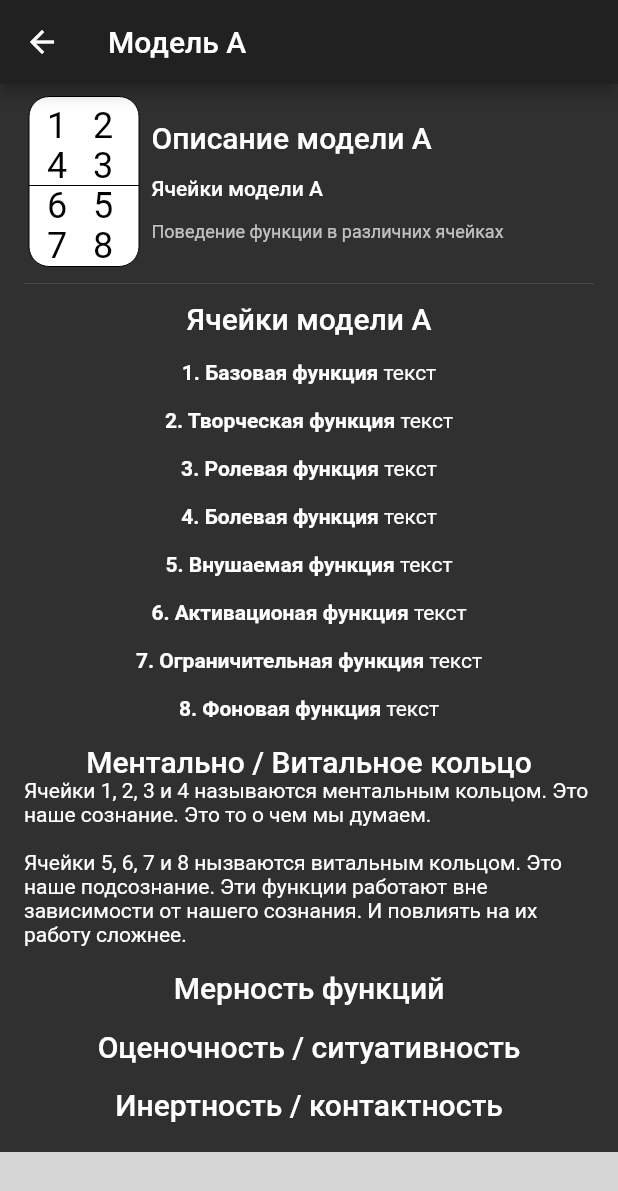
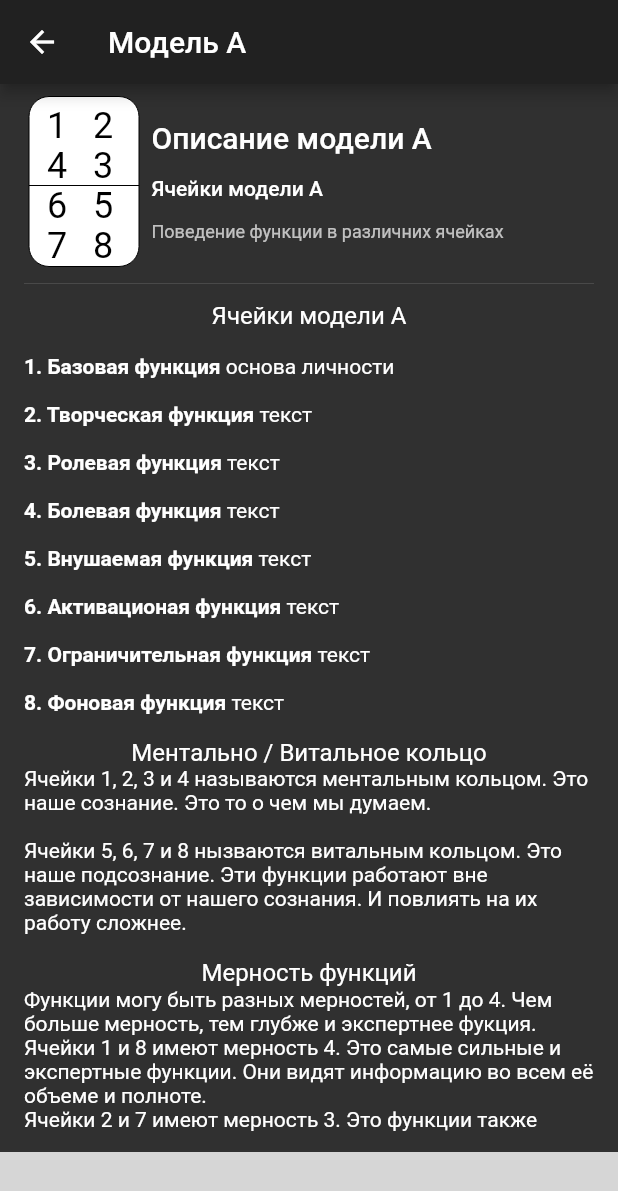
Before and after one commit to gritzfar/socionic, a Flutter app: the ModelAPage screen opened by its route, on a phone screen of 412 x 824 dp. Shown: the top 1191 px of the screen. Run offline on Flutter 3.47's test engine with Material 2 defaults, Android fonts, the light colour scheme and no system bars; our stand-ins replace flutter_svg; missing offline and left inert: admob_flutter; grey boxes are pictures that could not be loaded.

Commit message:
Reorganize code

```diff
--- a/lib/pages/modelAPage.dart
+++ b/lib/pages/modelAPage.dart
@@ -8,6 +8,9 @@ class ModelAPage extends StatelessWidget {
 
   @override
   Widget build(BuildContext context) {
+
+    var titleStyle = Theme.of(context).textTheme.subhead;
+
     return Scaffold(
       appBar: AppBar(title: Text("Модель А")),
       body: CustomScrollView(physics: const BouncingScrollPhysics(), slivers: <Widget>[
@@ -20,14 +23,14 @@ class ModelAPage extends StatelessWidget {
             child: Container(
                 alignment: Alignment.topLeft,
                 padding: EdgeInsets.only(left: 16, right: 16, bottom: 16),
-                child: Column(crossAxisAlignment: CrossAxisAlignment.center, children: <Widget>[
-                  Text("Ячейки модели А", style: Theme.of(context).textTheme.title),
+                child: Column(crossAxisAlignment: CrossAxisAlignment.stretch, children: <Widget>[
+                  Text("Ячейки модели А", style: titleStyle, textAlign: TextAlign.center),
                   Text(""),
-                  RichText(
+                  RichText(textAlign: TextAlign.left,
                       text: TextSpan(
                           text: "1. Базовая функция ",
                           style: TextStyle(fontWeight: FontWeight.bold),
-                          children: <TextSpan>[TextSpan(text: "текст", style: TextStyle(fontWeight: FontWeight.normal))])),
+                          children: <TextSpan>[TextSpan(text: "основа личности", style: TextStyle(fontWeight: FontWeight.normal))])),
                   Text(""),
                   RichText(
                       text: TextSpan(
@@ -72,20 +75,25 @@ class ModelAPage extends StatelessWidget {
                           children: <TextSpan>[TextSpan(text: "текст", style: TextStyle(fontWeight: FontWeight.normal))])),
                   Text(""),
 
-                  Text("Ментально / Витальное кольцо", style: Theme.of(context).textTheme.title, textAlign: TextAlign.center,),
+                  Text("Ментально / Витальное кольцо", style: titleStyle, textAlign: TextAlign.center),
                   Text("Ячейки 1, 2, 3 и 4 называются ментальным кольцом. Это наше сознание. Это то о чем мы думаем.\r\n\r\nЯчейки 5, 6, 7 и 8 нызваются витальным кольцом. Это наше подсознание. Эти функции работают вне зависимости от нашего сознания. И повлиять на их работу сложнее."),
                   Text(""),
 
-                  Text("Мерность функций", style: Theme.of(context).textTheme.title),
+                  Text("Мерность функций", style: titleStyle, textAlign: TextAlign.center),
+                  Text("Функции могу быть разных мерностей, от 1 до 4. Чем больше мерность, тем глубже и экспертнее фукция."),
+                  Text("Ячейки 1 и 8 имеют мерность 4. Это самые сильные и экспертные функции. Они видят информацию во всем её объеме и полноте."),
+                  Text("Ячейки 2 и 7 имеют мерность 3. Это функции также сильные, но менее экспертны, и применяться ситуативно."),
+                  Text("Ячейки 3 и 6 имеют мерность 2. Функции в этих ячейках слабые, поля информации видится поверхностно. Но тем неменее они обучаемы."),
+                  Text("Ячейки 4 и 5 имеют мерность 1. Очень слабое виденье поля информации, обучение происходит только на собсвенном опыте."),
                   Text(""),
 
-                  Text("Оценочность / ситуативность", style: Theme.of(context).textTheme.title),
+                  Text("Оценочность / ситуативность", style: titleStyle, textAlign: TextAlign.center),
                   Text(""),
 
-                  Text("Инертность / контактность", style: Theme.of(context).textTheme.title),
+                  Text("Инертность / контактность", style: titleStyle, textAlign: TextAlign.center),
                   Text(""),
 
-                  Text("Ценостные / не ценостные", style: Theme.of(context).textTheme.title),
+                  Text("Ценостные / не ценостные", style: titleStyle, textAlign: TextAlign.center),
                   Text(""),
                 ])))
       ]),
@@ -116,7 +124,7 @@ class _SliverAppBarDelegate extends SliverPersistentHeaderDelegate {
   double get maxExtent => 145;
 
   @override
-  double get minExtent => 65;
+  double get minExtent => 15;
 
   @override
   bool shouldRebuild(SliverPersistentHeaderDelegate oldDelegate) {
```
